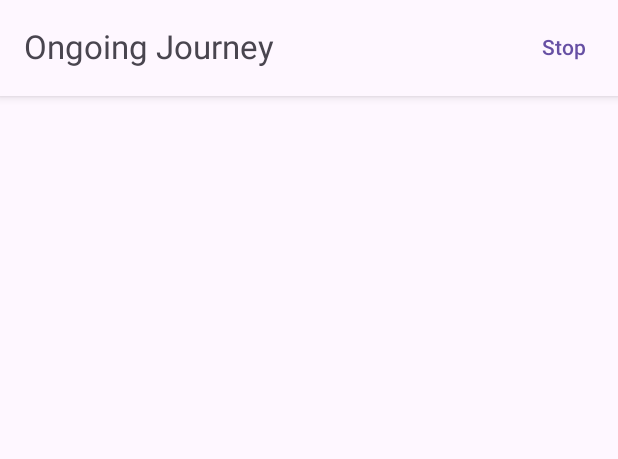
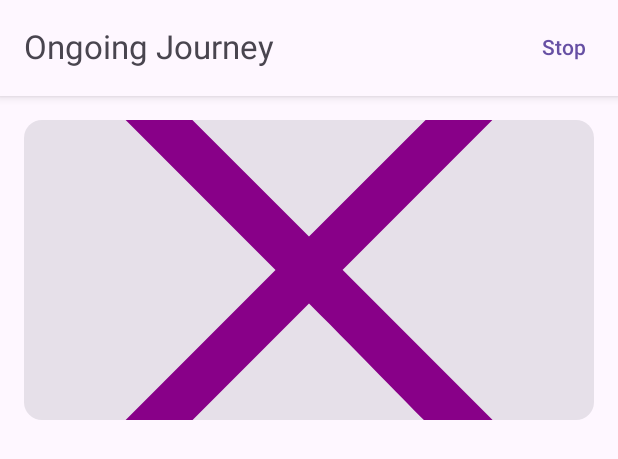
Before and after one commit to gowthamraj07/JourneyTracker, an Android app built with Jetpack Compose: the @Preview function OngoingJourneyPreview, on a phone screen of 412 x 824 dp. Shown: the top 459 px of the screen. Run offline under Robolectric (Android 15) with nearby library versions, the phone set to English and light mode, and no system bars; libraries missing offline, so code that uses them is left out: com.ramcosta.composedestinations; pictures from the network do not load; 1 statement that could not run was skipped.

Commit message:
Update logic to display image

```diff
--- a/app/src/main/java/com/gowthamraj07/journeytracker/ui/ongoing/journey/OngoingJourneyScreen.kt
+++ b/app/src/main/java/com/gowthamraj07/journeytracker/ui/ongoing/journey/OngoingJourneyScreen.kt
@@ -1,10 +1,13 @@
 package com.gowthamraj07.journeytracker.ui.ongoing.journey
 
 import android.util.Log
+import androidx.compose.foundation.Image
 import androidx.compose.foundation.background
 import androidx.compose.foundation.clickable
 import androidx.compose.foundation.layout.Box
 import androidx.compose.foundation.layout.fillMaxSize
+import androidx.compose.foundation.layout.fillMaxWidth
+import androidx.compose.foundation.layout.heightIn
 import androidx.compose.foundation.layout.padding
 import androidx.compose.foundation.lazy.LazyColumn
 import androidx.compose.foundation.lazy.items
@@ -17,22 +20,25 @@ import androidx.compose.material3.Text
 import androidx.compose.material3.TopAppBar
 import androidx.compose.runtime.Composable
 import androidx.compose.runtime.LaunchedEffect
+import androidx.compose.runtime.SideEffect
 import androidx.compose.runtime.collectAsState
 import androidx.compose.runtime.rememberCoroutineScope
+import androidx.compose.ui.Alignment
 import androidx.compose.ui.Modifier
 import androidx.compose.ui.draw.shadow
+import androidx.compose.ui.layout.ContentScale
+import androidx.compose.ui.platform.LocalContext
 import androidx.compose.ui.tooling.preview.Preview
 import androidx.compose.ui.unit.dp
-import coil.compose.AsyncImage
+import coil.compose.rememberAsyncImagePainter
+import coil.request.ImageRequest
+import com.gowthamraj07.journeytracker.R
 import com.gowthamraj07.journeytracker.domain.Place
 import com.ramcosta.composedestinations.annotation.Destination
 import com.ramcosta.composedestinations.navigation.DestinationsNavigator
 import com.ramcosta.composedestinations.navigation.EmptyDestinationsNavigator
-import kotlinx.coroutines.CoroutineScope
 import kotlinx.coroutines.flow.Flow
-import kotlinx.coroutines.flow.collectLatest
 import kotlinx.coroutines.flow.flowOf
-import kotlinx.coroutines.launch
 import org.koin.androidx.compose.koinViewModel
 
 @Destination
@@ -45,12 +51,13 @@ fun OngoingJourneyScreen(
     val coroutineScope = rememberCoroutineScope()
     val uiState = viewModel.places.collectAsState()
 
-    when(val currentState = uiState.value){
+    when (val currentState = uiState.value) {
         is OngoingJourneyUIState.Loading -> {
             CenterLoadingIndicator()
         }
+
         is OngoingJourneyUIState.Data -> {
-            OngoingJourneyScreenContent(navigator, coroutineScope, currentState.places)
+            OngoingJourneyScreenContent(navigator, currentState.places)
         }
     }
 
@@ -67,14 +74,13 @@ fun CenterLoadingIndicator() {
             .fillMaxSize()
             .background(color = MaterialTheme.colorScheme.surface)
     ) {
-        CircularProgressIndicator()
+        CircularProgressIndicator(modifier = Modifier.align(Alignment.Center))
     }
 }
 
 @Composable
 private fun OngoingJourneyScreenContent(
     navigator: DestinationsNavigator,
-    coroutineScope: CoroutineScope,
     places: Flow<List<Place>>
 ) {
     Scaffold(
@@ -84,16 +90,19 @@ private fun OngoingJourneyScreenContent(
             modifier = Modifier
                 .fillMaxSize()
                 .padding(paddingValues)
-                .padding(16.dp)
                 .background(color = MaterialTheme.colorScheme.surface)
         ) {
+            val listOfPlace = places.collectAsState(initial = emptyList())
             LazyColumn {
-                coroutineScope.launch {
-                    places.collectLatest {
-                        items(it) { place ->
-                            PlaceDetails(place)
-                        }
+
+                item {
+                    SideEffect {
+                        Log.d("Gowtham", "OngoingJourneyScreenContent: ************** ")
                     }
+                }
+
+                items(listOfPlace.value) { place ->
+                    PlaceDetails(place)
                 }
             }
         }
@@ -129,13 +138,50 @@ private fun TopBar(navigator: DestinationsNavigator) {
 
 @Composable
 fun PlaceDetails(place: Place) {
-    Card(modifier = Modifier.padding(top = 16.dp, start = 16.dp, end = 16.dp)) {
-        AsyncImage(model = place.imageUrl, contentDescription = null)
+    Card(
+        modifier = Modifier
+            .padding(top = 16.dp, start = 16.dp, end = 16.dp)
+            .heightIn(max = 200.dp)
+    ) {
+
+        SideEffect {
+            Log.d("Gowtham", "PlaceDetails: imageUrl ${place.imageUrl}")
+        }
+
+        Box {
+            val painter = rememberAsyncImagePainter(
+                ImageRequest.Builder(LocalContext.current)
+                    .data(data = place.imageUrl)
+                    .apply(block = {
+                        placeholder(R.drawable.bouncing_circles)
+                        error(R.drawable.error_loading_image)
+                    }).build()
+            )
+
+            Image(
+                painter = painter,
+                contentDescription = "Loaded image",
+                modifier = Modifier.fillMaxWidth(),
+                contentScale = ContentScale.Crop,
+            )
+        }
     }
 }
 
 @Preview
 @Composable
 fun OngoingJourneyPreview() {
-    OngoingJourneyScreenContent(places = flowOf(value = emptyList()), navigator = EmptyDestinationsNavigator, coroutineScope = rememberCoroutineScope())
+    OngoingJourneyScreenContent(
+        navigator = EmptyDestinationsNavigator, places = flowOf(
+            value = listOf(
+                Place(
+                    id = 0,
+                    tripId = 1,
+                    latitude = 12.0,
+                    longitude = 13.0,
+                    imageUrl = ""
+                )
+            )
+        )
+    )
 }
--- a/app/src/main/java/com/gowthamraj07/journeytracker/ui/trips/TripsScreen.kt
+++ b/app/src/main/java/com/gowthamraj07/journeytracker/ui/trips/TripsScreen.kt
@@ -10,6 +10,8 @@ import androidx.compose.foundation.layout.fillMaxSize
 import androidx.compose.foundation.layout.fillMaxWidth
 import androidx.compose.foundation.layout.heightIn
 import androidx.compose.foundation.layout.padding
+import androidx.compose.foundation.lazy.LazyColumn
+import androidx.compose.foundation.lazy.items
 import androidx.compose.material.icons.Icons
 import androidx.compose.material.icons.filled.Add
 import androidx.compose.material3.Card
@@ -22,6 +24,7 @@ import androidx.compose.material3.Text
 import androidx.compose.material3.TopAppBar
 import androidx.compose.runtime.Composable
 import androidx.compose.runtime.LaunchedEffect
+import androidx.compose.runtime.State
 import androidx.compose.runtime.collectAsState
 import androidx.compose.ui.Alignment
 import androidx.compose.ui.Alignment.Companion.Center
@@ -112,10 +115,10 @@ private fun TopBar() {
 
 @Composable
 fun ListOfTripsState(trips: Flow<List<Trip>>) {
-    val tripsList = trips.collectAsState(initial = emptyList())
+    val tripsList: State<List<Trip>> = trips.collectAsState(initial = emptyList())
 
-    Column {
-        tripsList.value.forEach { trip ->
+    LazyColumn {
+        items(tripsList.value) { trip ->
             TripDetails(trip)
         }
     }
```
